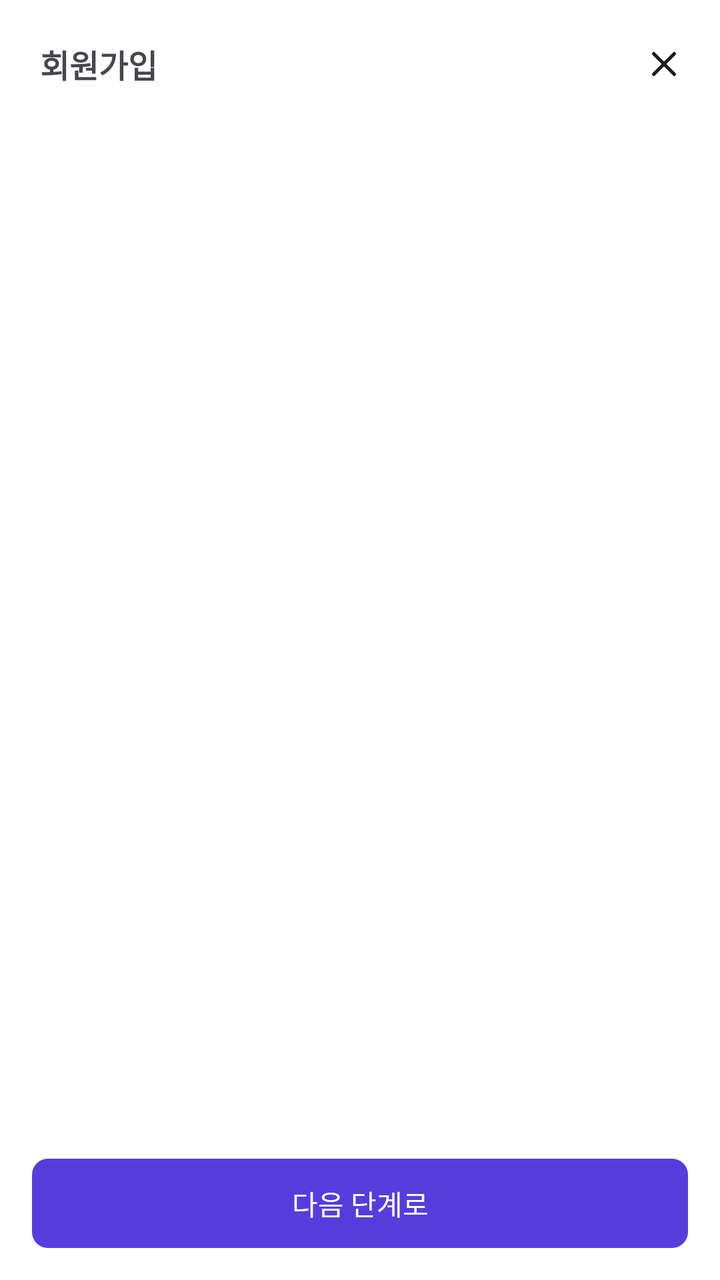
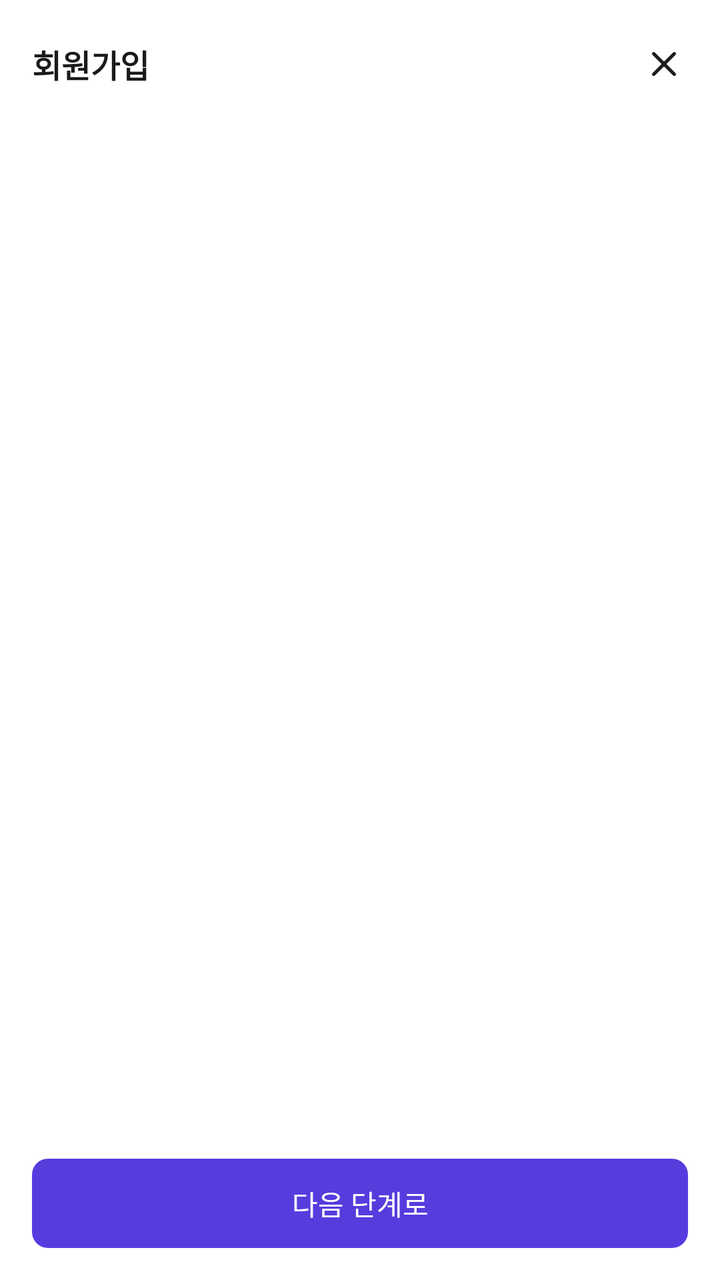

Before-and-after screenshots of an Android layout around one commit, followed by the original layout XML and the change that was made.
<!-- AndroidManifest.xml: application theme Theme.CircleOn -->
<!-- res/layout/activity_sign_up.xml -->
<?xml version="1.0" encoding="utf-8"?>
<androidx.constraintlayout.widget.ConstraintLayout xmlns:android="http://schemas.android.com/apk/res/android"
    xmlns:app="http://schemas.android.com/apk/res-auto"
    xmlns:tools="http://schemas.android.com/tools"
    android:id="@+id/main"
    android:layout_width="match_parent"
    android:layout_height="match_parent"
    android:paddingHorizontal="@dimen/margin_padding_large"
    android:background="@color/white"
    tools:context=".view.screen.login.SignUpActivity">

    <androidx.appcompat.widget.Toolbar
        android:id="@+id/tbSignUp"
        android:layout_width="match_parent"
        android:layout_height="wrap_content"
        app:contentInsetStart="0dp"
        app:title="@string/text_sign_up"
        app:titleTextAppearance="@style/title"
        app:layout_constraintStart_toStartOf="parent"
        app:layout_constraintEnd_toEndOf="parent"
        app:layout_constraintTop_toTopOf="parent">

        <androidx.appcompat.widget.AppCompatImageView
            android:id="@+id/btnFinish"
            android:layout_width="wrap_content"
            android:layout_height="wrap_content"
            android:layout_gravity="end"
            android:src="@drawable/ic_finish"
            android:clickable="true"/>

    </androidx.appcompat.widget.Toolbar>

    <androidx.viewpager2.widget.ViewPager2
        android:id="@+id/vpgSignUp"
        android:layout_width="match_parent"
        android:layout_height="0dp"
        app:layout_constraintTop_toBottomOf="@id/tbSignUp"
        app:layout_constraintBottom_toTopOf="@id/btnNext" />

    <androidx.appcompat.widget.AppCompatTextView
        android:id="@+id/btnNext"
        android:layout_width="match_parent"
        android:layout_height="wrap_content"
        android:gravity="center"
        android:layout_marginBottom="@dimen/margin_padding_large"
        android:paddingHorizontal="@dimen/margin_padding_large"
        android:paddingVertical="@dimen/margin_padding_default"
        android:text="@string/btn_next"
        android:textColor="@color/white"
        android:textSize="@dimen/text_size_default"
        app:layout_constraintBottom_toBottomOf="parent"
        app:layout_constraintEnd_toEndOf="parent"
        app:layout_constraintStart_toStartOf="parent"
        app:layout_constraintTop_toBottomOf="@id/vpgSignUp"
        android:background="@drawable/bg_rounded_purple_rectangle" />

</androidx.constraintlayout.widget.ConstraintLayout>
<!-- resources referenced by this layout -->
<resources>
  <color name="white">#FFFFFFFF</color>
  <dimen name="margin_padding_default">12dp</dimen>
  <dimen name="margin_padding_large">16dp</dimen>
  <dimen name="text_size_default">14sp</dimen>
  <!-- drawable bg_rounded_purple_rectangle (drawable) -->
  <?xml version="1.0" encoding="utf-8"?>
  <shape xmlns:android="http://schemas.android.com/apk/res/android"
      android:shape="rectangle">
  
      <corners android:radius="@dimen/round_default"/>
      <solid android:color="@color/purple_5"/>
  </shape>
  <!-- drawable ic_finish (drawable) -->
  <vector xmlns:android="http://schemas.android.com/apk/res/android"
      android:width="24dp"
      android:height="24dp"
      android:viewportWidth="24"
      android:viewportHeight="24">
    <path
        android:pathData="M6.239,16.556C5.927,16.868 5.912,17.426 6.246,17.754C6.574,18.081 7.132,18.073 7.444,17.761L11.997,13.201L16.557,17.761C16.877,18.081 17.427,18.081 17.754,17.754C18.074,17.419 18.082,16.876 17.754,16.556L13.202,11.996L17.754,7.444C18.082,7.124 18.082,6.574 17.754,6.246C17.42,5.927 16.877,5.919 16.557,6.239L11.997,10.799L7.444,6.239C7.132,5.927 6.566,5.912 6.246,6.246C5.919,6.574 5.927,7.132 6.239,7.444L10.799,11.996L6.239,16.556Z"
        android:fillColor="#1C1C1E"/>
  </vector>
  <string name="btn_next">다음 단계로</string>
  <string name="text_sign_up">회원가입</string>
  <style name="title">
          <item name="android:textSize">@dimen/text_size_large</item>
          <item name="android:textStyle">bold</item>
      </style>
  <style name="Theme.CircleOn" parent="Base.Theme.CircleOn" />
  <dimen name="round_default">8dp</dimen>
  <color name="purple_5">#573CDD</color>
  <dimen name="text_size_large">16sp</dimen>
  <style name="Base.Theme.CircleOn" parent="Theme.Material3.DayNight.NoActionBar">
          <item name="android:statusBarColor">@color/grey_1</item>
      </style>
  <color name="grey_1">#E2E1E1</color>
</resources>

<!-- the commit's change to res/layout/activity_sign_up.xml (unified diff, before → after) -->
@@ -14,11 +14,15 @@
         android:layout_width="match_parent"
         android:layout_height="wrap_content"
         app:contentInsetStart="0dp"
-        app:title="@string/text_sign_up"
-        app:titleTextAppearance="@style/title"
         app:layout_constraintStart_toStartOf="parent"
         app:layout_constraintEnd_toEndOf="parent"
         app:layout_constraintTop_toTopOf="parent">
+
+        <androidx.appcompat.widget.AppCompatTextView
+            android:layout_width="wrap_content"
+            android:layout_height="wrap_content"
+            android:text="@string/text_sign_up"
+            android:textAppearance="@style/title"/>
 
         <androidx.appcompat.widget.AppCompatImageView
             android:id="@+id/btnFinish"
<!-- resource entries referenced after the edit -->
@@ -26,12 +26,14 @@
   <string name="text_sign_up">회원가입</string>
   <style name="title">
           <item name="android:textSize">@dimen/text_size_large</item>
-          <item name="android:textStyle">bold</item>
+          <item name="android:textColor">@color/grey_9</item>
+          <item name="android:textFontWeight">600</item>
       </style>
   <style name="Theme.CircleOn" parent="Base.Theme.CircleOn" />
   <dimen name="round_default">8dp</dimen>
   <color name="purple_5">#573CDD</color>
   <dimen name="text_size_large">16sp</dimen>
+  <color name="grey_9">#1A1A1A</color>
   <style name="Base.Theme.CircleOn" parent="Theme.Material3.DayNight.NoActionBar">
           <item name="android:statusBarColor">@color/grey_1</item>
       </style>
